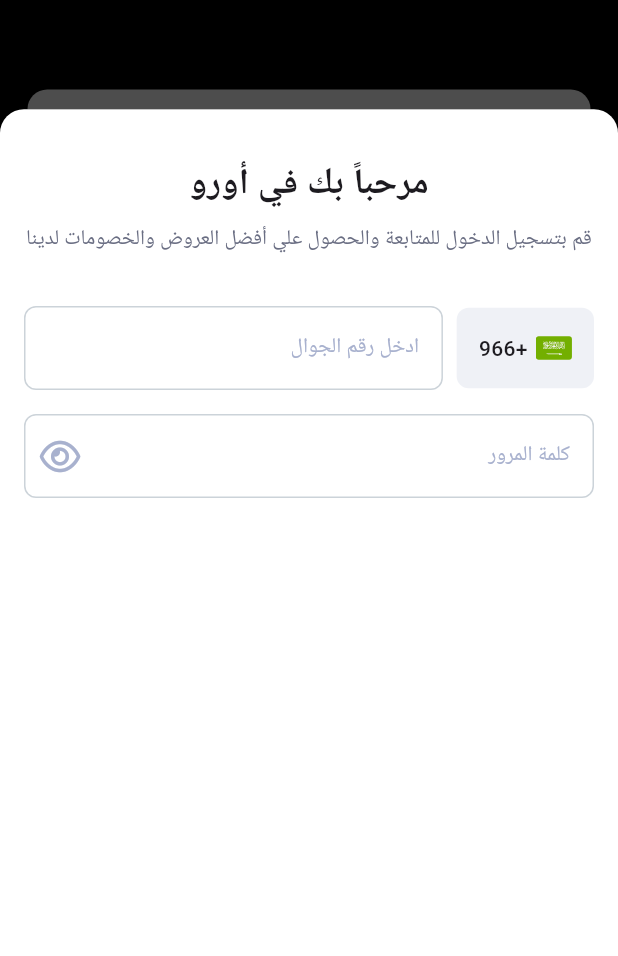
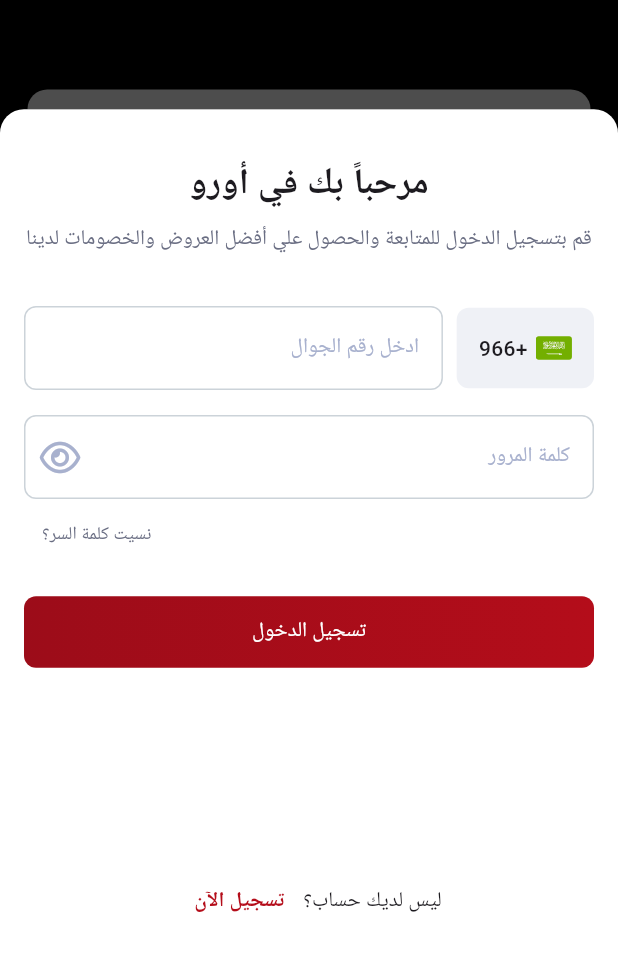
Before and after one commit to AhmedNasserZakii/Auro-MVVM, a Flutter app: the OnboardingView screen opened by its route, after a tap on "المتابعة", on a phone screen of 412 x 824 dp, the part 280-1236 px from its top. Run offline on Flutter 3.47's test engine with Material 3 defaults, Android fonts, the light colour scheme and no system bars; our stand-ins replace flutter_screenutil, flutter_svg, font_awesome_flutter, go_router, google_fonts, smooth_page_indicator.

Commit message:
finish signin view without image until now

```diff
--- a/lib/Featured/auth/presentation/views/widgets/custom_text_field.dart
+++ b/lib/Featured/auth/presentation/views/widgets/custom_text_field.dart
@@ -8,9 +8,11 @@
     super.key,
     required this.title,
     this.suffixIcon,
+    this.obScure,
   });
   final String title;
   final Widget? suffixIcon;
+  final bool? obScure;
   @override
   Widget build(BuildContext context) {
     return Expanded(
@@ -48,6 +50,7 @@
           suffixIcon: suffixIcon,
           suffixIconColor: kSelectLanguageIconColor,
         ),
+        obscureText: obScure == null ? false : obScure!,
       ),
     );
   }
--- a/lib/Featured/auth/presentation/views/widgets/on_tapped_icon_text_field.dart
+++ b/lib/Featured/auth/presentation/views/widgets/on_tapped_icon_text_field.dart
@@ -15,24 +15,32 @@
 
 class _OnTappedIconTextFieldState extends State<OnTappedIconTextField> {
   Icon suffixIcon = const Icon(FontAwesomeIcons.eye);
+  bool? obScure;
   void _toggleIcon() {
     setState(() {
       if (suffixIcon.icon == FontAwesomeIcons.eye) {
         suffixIcon = const Icon(FontAwesomeIcons.eyeSlash);
+        obScure = true;
       } else {
         suffixIcon = const Icon(FontAwesomeIcons.eye);
+        obScure = false;
       }
     });
   }
 
   @override
   Widget build(BuildContext context) {
-    return CustomTextField(
-      title: S.of(context).password,
-      suffixIcon: GestureDetector(
-        onTap: _toggleIcon,
-        child: suffixIcon,
-      ),
+    return Row(
+      children: [
+        CustomTextField(
+          title: S.of(context).password,
+          suffixIcon: GestureDetector(
+            onTap: _toggleIcon,
+            child: suffixIcon,
+          ),
+          obScure: obScure,
+        ),
+      ],
     );
   }
 }
--- a/lib/Featured/auth/presentation/views/widgets/sign_in_view_body.dart
+++ b/lib/Featured/auth/presentation/views/widgets/sign_in_view_body.dart
@@ -1,5 +1,6 @@
 import 'package:auro_v2/constant.dart';
 import 'package:auro_v2/core/utils/styles.dart';
+import 'package:auro_v2/core/widgets/custom_elevated_button.dart';
 import 'package:flutter/material.dart';
 import 'package:flutter/widgets.dart';
 
@@ -11,6 +12,7 @@
 import 'custom_text_field.dart';
 import 'logo_section_signin_view.dart';
 import 'on_tapped_icon_text_field.dart';
+import 'text_section_signin_view.dart';
 
 class SignInViewBody extends StatelessWidget {
   const SignInViewBody({super.key});
@@ -20,7 +22,7 @@
     return CustomScrollView(
       slivers: [
         SliverFillRemaining(
-          fillOverscroll: true,
+          //fillOverscroll: true,
           hasScrollBody: false,
           child: Column(
             children: [
@@ -33,20 +35,7 @@
                     padding: const EdgeInsets.symmetric(horizontal: 16),
                     child: Column(
                       children: [
-                        SizedBox(height: 28.h),
-                        Text(
-                          S.of(context).welcome,
-                          style: Styles.textStyle24,
-                        ),
-                        SizedBox(height: 7.h),
-                        Text(
-                          S.of(context).signInWelcomeMessage,
-                          style: Styles.textStyle14.copyWith(
-                            color: kSeconderyColor,
-                          ),
-                          textAlign: TextAlign.center,
-                        ),
-                        SizedBox(height: 28.h),
+                        const TextSectionSignInView(),
                         Row(
                           children: [
                             const CustomSelectContryCode(),
@@ -56,8 +45,49 @@
                             ),
                           ],
                         ),
-                        const SizedBox(height: 16),
+                        SizedBox(height: 14.h),
                         const OnTappedIconTextField(),
+                        Align(
+                          alignment: Alignment.centerLeft,
+                          child: TextButton(
+                            onPressed: () {},
+                            child: Text(
+                              S.of(context).forgetPassword,
+                              style: Styles.textStyle12.copyWith(
+                                color: kSeconderyColor,
+                              ),
+                            ),
+                          ),
+                        ),
+                        SizedBox(height: 14.h),
+                        CustomElevatedButton(
+                          title: S.of(context).signIn,
+                          onPressed: () {},
+                        ),
+                        Expanded(
+                          child: SizedBox(
+                            height: 60.h,
+                          ),
+                        ),
+                        Row(
+                          mainAxisAlignment: MainAxisAlignment.center,
+                          children: [
+                            Text(
+                              S.of(context).dontHaveAccount,
+                            ),
+                            TextButton(
+                              onPressed: () {},
+                              child: Text(
+                                S.of(context).registerNow,
+                                style: Styles.textStyle14.copyWith(
+                                  color: kMainColor,
+                                  fontWeight: FontWeight.w600,
+                                ),
+                              ),
+                            ),
+                          ],
+                        ),
+                        SizedBox(height: 10.h),
                       ],
                     ),
                   ),
--- /dev/null
+++ b/lib/Featured/auth/presentation/views/widgets/text_section_signin_view.dart
@@ -0,0 +1,32 @@
+import 'package:flutter/material.dart';
+import 'package:flutter_screenutil/flutter_screenutil.dart';
+
+import '../../../../../constant.dart';
+import '../../../../../core/utils/styles.dart';
+import '../../../../../generated/l10n.dart';
+
+class TextSectionSignInView extends StatelessWidget {
+  const TextSectionSignInView({super.key});
+
+  @override
+  Widget build(BuildContext context) {
+    return Column(
+      children: [
+        SizedBox(height: 28.h),
+        Text(
+          S.of(context).welcome,
+          style: Styles.textStyle24,
+        ),
+        SizedBox(height: 7.h),
+        Text(
+          S.of(context).signInWelcomeMessage,
+          style: Styles.textStyle14.copyWith(
+            color: kSeconderyColor,
+          ),
+          textAlign: TextAlign.center,
+        ),
+        SizedBox(height: 28.h),
+      ],
+    );
+  }
+}
--- a/lib/Featured/splash/presentation/views/widgets/buttons_section_onboarding_screen.dart
+++ b/lib/Featured/splash/presentation/views/widgets/buttons_section_onboarding_screen.dart
@@ -16,7 +16,7 @@
     return Column(
       children: [
         CustomElevatedButton(
-          title: S.of(context).skipButton,
+          title: S.of(context).continueButtom,
           onPressed: () {
             GoRouter.of(context).push(AppRouter.kSignInView);
           },
@@ -27,7 +27,7 @@
             GoRouter.of(context).push(AppRouter.kSignInView);
           },
           child: Text(
-            'تخطي',
+            S.of(context).skipButtom,
             style: Styles.textStyle14.copyWith(
               color: kSelectLanguageIconColor,
             ),
--- a/lib/Featured/splash/presentation/views/widgets/select_region_view_body.dart
+++ b/lib/Featured/splash/presentation/views/widgets/select_region_view_body.dart
@@ -63,7 +63,7 @@
                     ),
                     const Expanded(child: SizedBox(height: 120)),
                     CustomElevatedButton(
-                      title: S.of(context).skipButton,
+                      title: S.of(context).continueButtom,
                       onPressed: () {
                         GoRouter.of(context).push(AppRouter.kOnboardingView);
                       },
--- a/lib/core/utils/styles.dart
+++ b/lib/core/utils/styles.dart
@@ -3,6 +3,10 @@
 import 'package:flutter/widgets.dart';
 
 abstract class Styles {
+  static const textStyle12 = TextStyle(
+    fontSize: 12,
+    fontWeight: FontWeight.w500,
+  );
   static const textStyle14 = TextStyle(
     fontSize: 14,
     fontWeight: FontWeight.w400,
--- a/lib/l10n/intl_ar.arb
+++ b/lib/l10n/intl_ar.arb
@@ -5,10 +5,15 @@
     "country":"الدولة",
     "selectCountry": "اختر الدولة",
     "selectedLanguage" : "العربية",
-    "skipButton" :"المتابعة",
+    "continueButtom" :"المتابعة",
+    "skipButtom":"تخطي",
     "discounts":"خصومات فوق الخصومات",
     "signInWelcomeMessage" : "قم بتسجيل الدخول للمتابعة والحصول علي أفضل العروض والخصومات لدينا",
     "enterPhoneNumber" :"ادخل رقم الجوال",
-    "password":"كلمة المرور"
+    "password":"كلمة المرور",
+    "forgetPassword": "نسيت كلمة السر؟",
+    "signIn": "تسجيل الدخول",
+    "dontHaveAccount": "ليس لديك حساب؟",
+    "registerNow": "تسجيل الآن"
 
 }
--- a/lib/l10n/intl_en.arb
+++ b/lib/l10n/intl_en.arb
@@ -5,11 +5,16 @@
     "country":"Country",
     "selectCountry": "Select country",
     "selectedLanguage" : "English",
-    "skipButton" : "continue",
+    "continueButtom" : "continue",
+    "skipButtom":"Skip",
     "discounts":"Discounts above discounts",
     "signInWelcomeMessage": "Log in to follow up and get our best offers and discounts",
     "enterPhoneNumber" :"Enter your phoner Number",
-    "password":"Password"
+    "password":"Password",
+    "forgetPassword": "Forget Password ?",
+    "signIn": "Sign In",
+    "dontHaveAccount": "Dont have an account?",
+    "registerNow" : "Register Now"
 
 
 }
```
Also changed, not shown: lib/generated/intl/messages_ar.dart, lib/generated/intl/messages_en.dart, lib/generated/l10n.dart.
